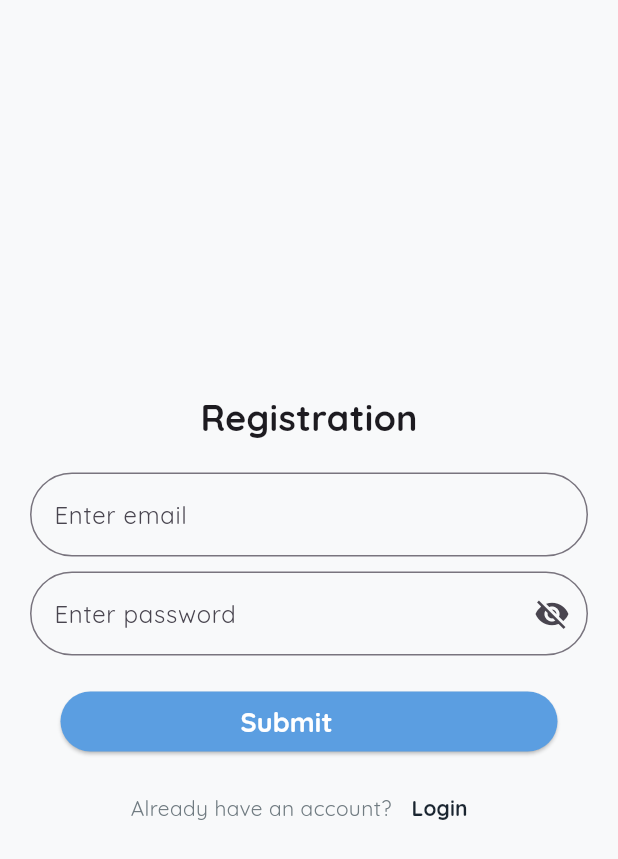
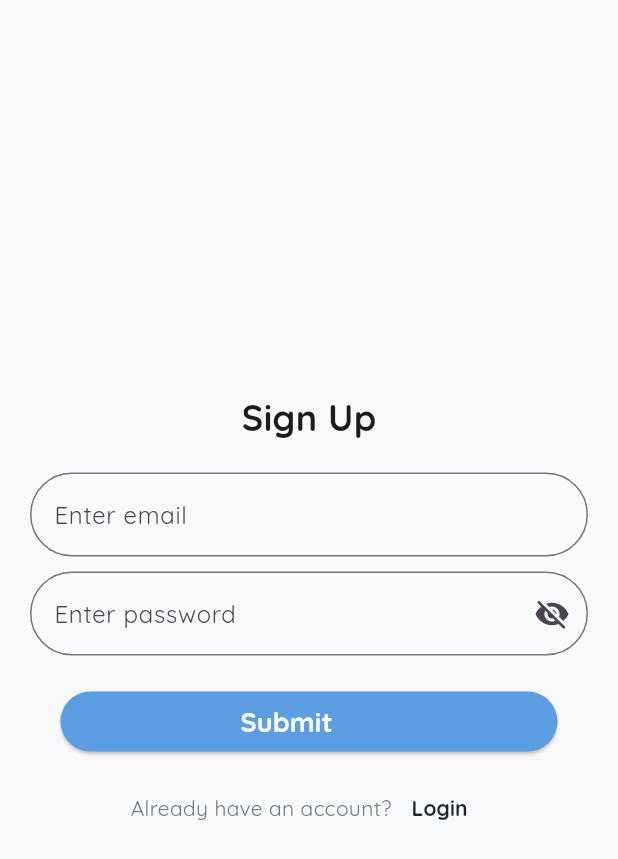
Before and after one commit to HRSalet/shoe_com, a Flutter app: the SignupPage screen opened directly, on a phone screen of 412 x 824 dp. Shown: the top 859 px of the screen. Run offline on Flutter 3.47's test engine with Material 3 defaults, Android fonts, the phone set to English and light mode, and no system bars; our stand-ins replace firebase_auth, firebase_core, font_awesome_flutter, simple_animations, supercharged; accounts and stored records are empty.

Commit message:
Updated 2

```diff
--- a/lib/view/authentication/signup.dart
+++ b/lib/view/authentication/signup.dart
@@ -50,7 +50,7 @@ class _SignupPageState extends State<SignupPage> {
           mainAxisAlignment: MainAxisAlignment.center,
           children: [
             Text(
-              "Registration",
+              "Sign Up",
               style: TextStyle(fontSize: 24, fontWeight: FontWeight.bold),
             ),
             SizedBox(height: 20),
```
